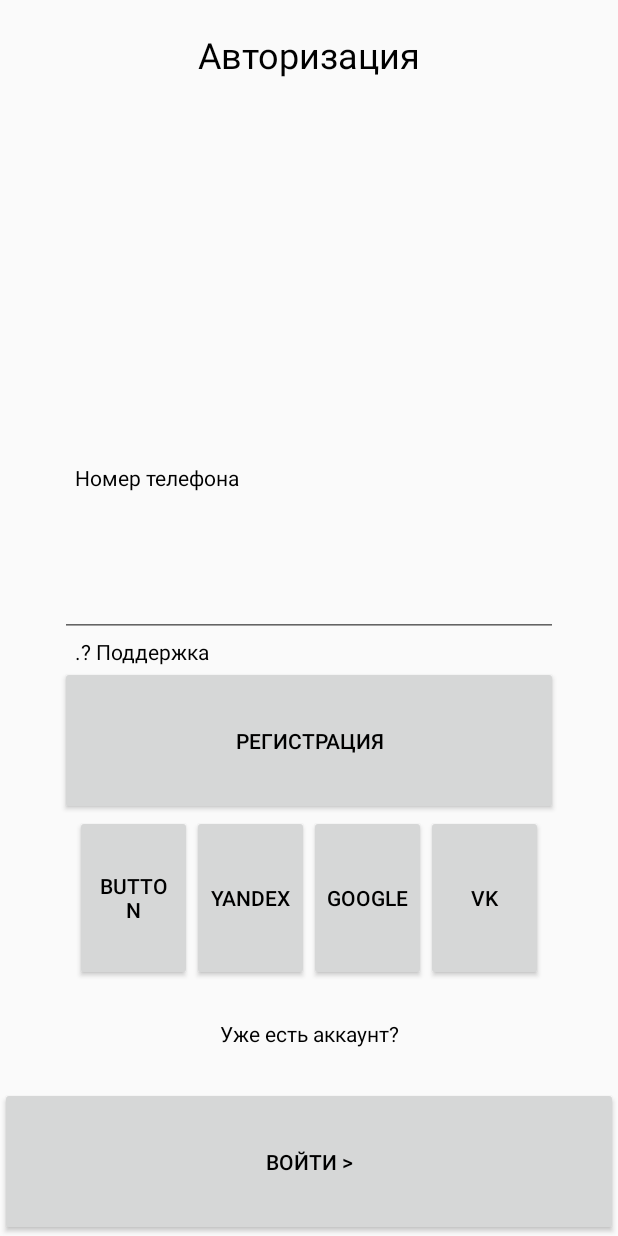
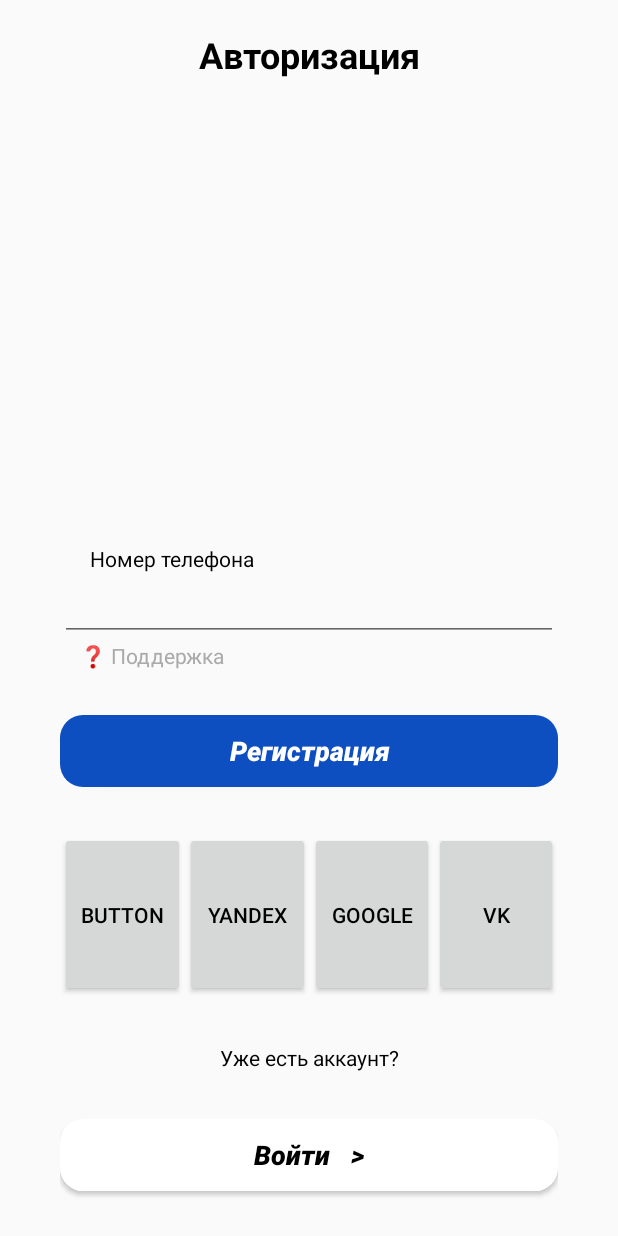
Before and after one commit to uzhvij/ambassador, an Android app: the fragment AuthorizationFragment placed in its activity, on a phone screen of 412 x 824 dp. Run offline under Robolectric (Android 15) with nearby library versions, the phone set to English and light mode, and no system bars.

Commit message:
Squashed commit of the following:
commit bc3dcb5ded4ae5d694333af450dd6135b267a0ee
Author: Alexander Bondarenko <uzhvij@gmail.com>
Date:   Sat Aug 17 09:13:55 2019 +0300

    UI fixed

commit 91fe863f93d5563831c2f115533ed19aa20a15a4
Author: Alexander Bondarenko <uzhvij@gmail.com>
Date:   Sat Aug 17 07:05:04 2019 +0300

    Fragment switch fix

```diff
--- a/app/src/main/java/com/blogspot/uzhvij/pr_ambassador/FragmentSwitch.java
+++ b/app/src/main/java/com/blogspot/uzhvij/pr_ambassador/FragmentSwitch.java
@@ -1,5 +1,8 @@
 package com.blogspot.uzhvij.pr_ambassador;
 
+import com.blogspot.uzhvij.pr_ambassador.login_fragments.FragmentsTags;
+
 public interface FragmentSwitch {
-    void switchFragment();
+    void setFragmentToActivity();
+    void setNextFragmentTag(FragmentsTags nextFragmentTag);
 }
--- a/app/src/main/java/com/blogspot/uzhvij/pr_ambassador/MainActivity.java
+++ b/app/src/main/java/com/blogspot/uzhvij/pr_ambassador/MainActivity.java
@@ -3,7 +3,6 @@ package com.blogspot.uzhvij.pr_ambassador;
 import android.os.Bundle;
 import android.preference.PreferenceManager;
 import android.support.v7.app.AppCompatActivity;
-import android.util.Log;
 
 import com.blogspot.uzhvij.pr_ambassador.login_fragments.BaseFragment;
 import com.blogspot.uzhvij.pr_ambassador.login_fragments.FragmentsFactory;
@@ -12,9 +11,7 @@ import com.blogspot.uzhvij.pr_ambassador.login_fragments.FragmentsTags;
 
 public class MainActivity extends AppCompatActivity implements FragmentSwitch {
 
-    private static final String TAG = "myLogs";
     private static final String IS_LOGIN = "is_login";
-    private static boolean userIsLogin = false;
     private FragmentsTags nextFragmentTag = FragmentsTags.LOGO;
     private BaseFragment currentFragment;
 
@@ -27,8 +24,8 @@ public class MainActivity extends AppCompatActivity implements FragmentSwitch {
         defineNextFragment();
     }
 
-    private void setFragmentToActivity() {
-        Log.d(TAG, "setFragmentToActivity: start");
+    @Override
+    public void setFragmentToActivity() {
         currentFragment = FragmentsFactory.getFragment(nextFragmentTag);
         getSupportFragmentManager().beginTransaction()
                 .replace(R.id.main_activity_frame_layout, currentFragment)
@@ -37,16 +34,14 @@ public class MainActivity extends AppCompatActivity implements FragmentSwitch {
     }
 
     private void defineNextFragment() {
-        userIsLogin = PreferenceManager.getDefaultSharedPreferences(this)
+        boolean userIsLogin = PreferenceManager.getDefaultSharedPreferences(this)
                 .getBoolean(IS_LOGIN, false);
         nextFragmentTag = userIsLogin ? FragmentsTags.ROLE_CHOICE : FragmentsTags.INFO;
         currentFragment.setNextFragmentTag(nextFragmentTag);
     }
 
     @Override
-    public void switchFragment() {
-        nextFragmentTag = currentFragment.getNextFragmentTag();
-        Log.d(TAG, "switchFragment: " + nextFragmentTag.toString());
-        setFragmentToActivity();
+    public void setNextFragmentTag(FragmentsTags nextFragmentTag) {
+        this.nextFragmentTag = nextFragmentTag;
     }
 }
--- a/app/src/main/java/com/blogspot/uzhvij/pr_ambassador/login_fragments/AuthorizationFragment.java
+++ b/app/src/main/java/com/blogspot/uzhvij/pr_ambassador/login_fragments/AuthorizationFragment.java
@@ -6,22 +6,20 @@ import android.view.LayoutInflater;
 import android.view.View;
 import android.view.ViewGroup;
 import android.widget.Button;
-import android.widget.EditText;
 
 import com.blogspot.uzhvij.pr_ambassador.R;
 
 public class AuthorizationFragment extends BaseFragment {
-    private EditText editTextPhoneNumber;
 
     public AuthorizationFragment() {
-        nextFragmentTag = FragmentsTags.AUTHORIZATION;
+        nextFragmentTag = FragmentsTags.LOGIN;
     }
 
     @Override
     public View onCreateView(@NonNull LayoutInflater inflater, ViewGroup container,
                              Bundle savedInstanceState) {
+        super.onCreateView(inflater, container, savedInstanceState);
         View view = inflater.inflate(R.layout.fragment_authorization, container, false);
-        editTextPhoneNumber = view.findViewById(R.id.editTextPhoneNumber);
         Button buttonLogin = view.findViewById(R.id.buttonLogin);
         Button buttonRegister = view.findViewById(R.id.buttonRegister);
         buttonLogin.setOnClickListener(this);
@@ -39,6 +37,7 @@ public class AuthorizationFragment extends BaseFragment {
                 setNextFragmentTag(FragmentsTags.REGISTRATION);
                 break;
         }
+        mainActivityListener.setNextFragmentTag(nextFragmentTag);
         super.onClick(view);
     }
 
--- a/app/src/main/java/com/blogspot/uzhvij/pr_ambassador/login_fragments/BaseFragment.java
+++ b/app/src/main/java/com/blogspot/uzhvij/pr_ambassador/login_fragments/BaseFragment.java
@@ -1,8 +1,13 @@
 package com.blogspot.uzhvij.pr_ambassador.login_fragments;
 
 import android.content.Context;
+import android.os.Bundle;
+import android.support.annotation.NonNull;
+import android.support.annotation.Nullable;
 import android.support.v4.app.Fragment;
+import android.view.LayoutInflater;
 import android.view.View;
+import android.view.ViewGroup;
 
 import com.blogspot.uzhvij.pr_ambassador.FragmentSwitch;
 
@@ -10,6 +15,7 @@ public class BaseFragment extends Fragment implements View.OnClickListener {
     protected FragmentSwitch mainActivityListener;
     protected FragmentsTags nextFragmentTag;
     protected Context context;
+    private static final String TAG = "myLogs";
 
     @Override
     public void onAttach(Context context) {
@@ -23,6 +29,15 @@ public class BaseFragment extends Fragment implements View.OnClickListener {
         }
     }
 
+    @Nullable
+    @Override
+    public View onCreateView(@NonNull LayoutInflater inflater, @Nullable ViewGroup container, @Nullable Bundle savedInstanceState) {
+        if (mainActivityListener != null) {
+            mainActivityListener.setNextFragmentTag(nextFragmentTag);
+        }
+        return super.onCreateView(inflater, container, savedInstanceState);
+    }
+
     @Override
     public void onDetach() {
         super.onDetach();
@@ -33,14 +48,10 @@ public class BaseFragment extends Fragment implements View.OnClickListener {
         nextFragmentTag = tag;
     }
 
-    public FragmentsTags getNextFragmentTag() {
-        return nextFragmentTag;
-    }
-
     @Override
     public void onClick(View v) {
         if (mainActivityListener != null) {
-            mainActivityListener.switchFragment();
+            mainActivityListener.setFragmentToActivity();
         }
     }
 }
--- a/app/src/main/java/com/blogspot/uzhvij/pr_ambassador/login_fragments/InfoFragment.java
+++ b/app/src/main/java/com/blogspot/uzhvij/pr_ambassador/login_fragments/InfoFragment.java
@@ -3,7 +3,6 @@ package com.blogspot.uzhvij.pr_ambassador.login_fragments;
 
 import android.os.Bundle;
 import android.support.annotation.NonNull;
-import android.support.v4.app.Fragment;
 import android.view.LayoutInflater;
 import android.view.View;
 import android.view.ViewGroup;
@@ -20,6 +19,7 @@ public class InfoFragment extends BaseFragment {
     @Override
     public View onCreateView(@NonNull LayoutInflater inflater, ViewGroup container,
                              Bundle savedInstanceState) {
+        super.onCreateView(inflater, container, savedInstanceState);
         View view = inflater.inflate(R.layout.fragment_info, container, false);
         Button buttonNextFragment = view.findViewById(R.id.buttonNextFragment);
         buttonNextFragment.setOnClickListener(this);
--- a/app/src/main/java/com/blogspot/uzhvij/pr_ambassador/login_fragments/LoginFragment.java
+++ b/app/src/main/java/com/blogspot/uzhvij/pr_ambassador/login_fragments/LoginFragment.java
@@ -26,6 +26,7 @@ public class LoginFragment extends BaseFragment {
     @Override
     public View onCreateView(@NonNull LayoutInflater inflater, ViewGroup container,
                              Bundle savedInstanceState) {
+        super.onCreateView(inflater, container, savedInstanceState);
         View view = inflater.inflate(R.layout.fragment_login, container, false);
         editTextPhoneNumber = view.findViewById(R.id.editTextPhoneNumber);
         editTextPassword = view.findViewById(R.id.editTextPassword);
--- a/app/src/main/java/com/blogspot/uzhvij/pr_ambassador/login_fragments/LogoFragment.java
+++ b/app/src/main/java/com/blogspot/uzhvij/pr_ambassador/login_fragments/LogoFragment.java
@@ -14,9 +14,11 @@ public class LogoFragment extends BaseFragment {
         nextFragmentTag = FragmentsTags.INFO;
     }
 
+    private static final String TAG = "myLogs";
     @Override
     public View onCreateView(@NonNull LayoutInflater inflater, ViewGroup container,
                              Bundle savedInstanceState) {
+        super.onCreateView(inflater, container, savedInstanceState);
         View view = inflater.inflate(R.layout.fragment_logo, container, false);
         ImageView imageView = view.findViewById(R.id.imageView);
         imageView.setOnClickListener(this);
--- a/app/src/main/java/com/blogspot/uzhvij/pr_ambassador/login_fragments/RegistrationFragment.java
+++ b/app/src/main/java/com/blogspot/uzhvij/pr_ambassador/login_fragments/RegistrationFragment.java
@@ -21,6 +21,7 @@ public class RegistrationFragment extends BaseFragment {
     @Override
     public View onCreateView(@NonNull LayoutInflater inflater, ViewGroup container,
                              Bundle savedInstanceState) {
+        super.onCreateView(inflater, container, savedInstanceState);
         View view = inflater.inflate(R.layout.fragment_registration, container, false);
         Button buttonLogin = view.findViewById(R.id.buttonLogin);
         buttonLogin.setOnClickListener(this);
@@ -30,6 +31,6 @@ public class RegistrationFragment extends BaseFragment {
     @Override
     public void onClick(View v) {
         DataWorker.getInstance(context).makeRequest(RequestTypes.REGISTRATION);
-        //super.onClick(v);
+        super.onClick(v);
     }
 }
--- a/app/src/main/java/com/blogspot/uzhvij/pr_ambassador/login_fragments/RoleFragment.java
+++ b/app/src/main/java/com/blogspot/uzhvij/pr_ambassador/login_fragments/RoleFragment.java
@@ -14,6 +14,7 @@ public class RoleFragment extends BaseFragment {
     @Override
     public View onCreateView(@NonNull LayoutInflater inflater, ViewGroup container,
                              Bundle savedInstanceState) {
+        super.onCreateView(inflater, container, savedInstanceState);
         return inflater.inflate(R.layout.fragment_role, container, false);
     }
 
--- a/app/src/main/java/com/blogspot/uzhvij/pr_ambassador/login_fragments/SmsFragment.java
+++ b/app/src/main/java/com/blogspot/uzhvij/pr_ambassador/login_fragments/SmsFragment.java
@@ -20,6 +20,7 @@ public class SmsFragment extends BaseFragment {
     @Override
     public View onCreateView(@NonNull LayoutInflater inflater, ViewGroup container,
                              Bundle savedInstanceState) {
+        super.onCreateView(inflater, container, savedInstanceState);
         View view = inflater.inflate(R.layout.fragment_sms, container, false);
         Button buttonContinue = view.findViewById(R.id.buttonContinue);
         Button buttonGetCode = view.findViewById(R.id.buttonGetCode);
--- /dev/null
+++ b/app/src/main/res/drawable/blue_button_styles.xml
@@ -0,0 +1,6 @@
+<?xml version="1.0" encoding="utf-8" ?>
+<shape xmlns:android="http://schemas.android.com/apk/res/android" android:shape="rectangle">
+    <stroke android:width="0dp" android:color="#FF404040" />
+    <corners android:radius="15dp" />
+    <gradient android:startColor="#0D4EC1" android:centerColor="#0D4EC1" android:endColor="#0D4EC1" android:angle="90" />
+</shape>
--- /dev/null
+++ b/app/src/main/res/drawable/white_button_styles.xml
@@ -0,0 +1,6 @@
+<?xml version="1.0" encoding="utf-8" ?>
+<shape xmlns:android="http://schemas.android.com/apk/res/android" android:shape="rectangle">
+    <stroke android:width="0dp" android:color="#FF404040" />
+    <corners android:radius="15dp" />
+    <gradient android:startColor="#FFFFFF" android:centerColor="#FFFFFF" android:endColor="#FFFFFF" android:angle="90" />
+</shape>
--- a/app/src/main/res/layout/fragment_authorization.xml
+++ b/app/src/main/res/layout/fragment_authorization.xml
@@ -4,66 +4,71 @@
     android:layout_width="match_parent"
     android:layout_height="match_parent"
     android:orientation="vertical"
+    android:paddingStart="40dp"
+    android:paddingEnd="40dp"
     tools:context=".login_fragments.AuthorizationFragment">
 
     <TextView
         android:id="@+id/textViewHeader"
         android:layout_width="match_parent"
         android:layout_height="wrap_content"
+        android:layout_marginTop="20dp"
+        android:layout_weight="4"
         android:gravity="center_horizontal"
         android:text="Авторизация"
-        android:layout_marginTop="20dp"
-        android:layout_weight="4"
-        android:textSize="24sp" />
+        android:textSize="24sp"
+        android:textStyle="bold" />
 
     <TextView
         android:id="@+id/textViewLabel"
         android:layout_width="match_parent"
         android:layout_height="wrap_content"
-        android:layout_marginHorizontal="50dp"
+        android:layout_marginStart="20dp"
+        android:layout_weight="1"
         android:gravity="bottom"
-        android:layout_weight="1"
         android:text="Номер телефона" />
 
     <EditText
-        android:autofillHints="000000000"
         android:id="@+id/editTextPhoneNumber"
         android:layout_width="match_parent"
         android:layout_height="wrap_content"
+        android:ems="10"
         android:gravity="center_vertical|center_horizontal"
-        android:ems="10"
-        android:layout_weight="1"
-        android:layout_marginHorizontal="40dp"
         android:inputType="phone" />
 
     <TextView
         android:id="@+id/textViewHelp"
         android:layout_width="match_parent"
         android:layout_height="wrap_content"
-        android:layout_marginHorizontal="50dp"
-        android:text=".? Поддержка" />
+        android:layout_marginStart="10dp"
+        android:text=" \u2753 Поддержка"
+        android:textColor="@android:color/darker_gray" />
 
     <Button
         android:id="@+id/buttonRegister"
         android:layout_width="match_parent"
         android:layout_height="wrap_content"
-        android:layout_marginHorizontal="40dp"
-        android:layout_weight="1"
-        android:text="Регистрация" />
+        android:layout_marginTop="30dp"
+        android:layout_marginBottom="30dp"
+        android:background="@drawable/blue_button_styles"
+        style="@style/BlueButtons"
+        android:text="Регистрация"
+         />
 
     <LinearLayout
         android:id="@+id/social"
         android:layout_width="match_parent"
         android:layout_height="wrap_content"
-        android:orientation="horizontal"
-        android:layout_marginHorizontal="50dp"
-        android:layout_weight="1">
+        android:layout_weight="1"
+        android:orientation="horizontal">
+
         <Button
             android:id="@+id/buttonFacebook"
             android:layout_width="match_parent"
             android:layout_height="match_parent"
             android:layout_weight="1"
             android:text="Button" />
+
         <Button
             android:id="@+id/buttonYandex"
             android:layout_width="match_parent"
@@ -90,14 +95,16 @@
         android:id="@+id/textViewQuestion"
         android:layout_width="match_parent"
         android:layout_height="wrap_content"
+        android:layout_weight="1"
         android:gravity="center_vertical|center_horizontal"
-        android:layout_weight="1"
         android:text="Уже есть аккаунт?" />
 
     <Button
         android:id="@+id/buttonLogin"
         android:layout_width="match_parent"
         android:layout_height="wrap_content"
-        android:layout_weight="1"
-        android:text="Войти >" />
+        android:layout_marginBottom="30dp"
+        android:background="@drawable/white_button_styles"
+        style="@style/WhiteButtons"
+        android:text="Войти   >" />
 </LinearLayout>
--- a/app/src/main/res/values/strings.xml
+++ b/app/src/main/res/values/strings.xml
@@ -3,4 +3,6 @@
 
     <!-- TODO: Remove or change this placeholder text -->
     <string name="hello_blank_fragment">Hello blank fragment</string>
+
+    <string name="Underline"><u>Забыли пароль?</u></string>
 </resources>
--- a/app/src/main/res/values/styles.xml
+++ b/app/src/main/res/values/styles.xml
@@ -9,4 +9,14 @@
         <item name="android:textColor">@android:color/black</item>
     </style>
 
+    <style name="WhiteButtons">
+        <item name="android:textStyle">bold|italic</item>
+        <item name="android:textAllCaps">false</item>
+        <item name="android:textSize">18sp</item>
+    </style>
+
+    <style name="BlueButtons" parent="WhiteButtons">
+        <item name="android:textColor">@android:color/white</item>
+    </style>
+
 </resources>
```
Also changed, not shown: app/src/main/res/layout/fragment_info.xml (+10 -3 lines), app/src/main/res/layout/fragment_login.xml (+12 -8 lines), app/src/main/res/layout/fragment_registration.xml (+9 -4 lines), app/src/main/res/layout/fragment_sms.xml (+13 -5 lines). Lines whose indentation alone changed are shown as unchanged.
